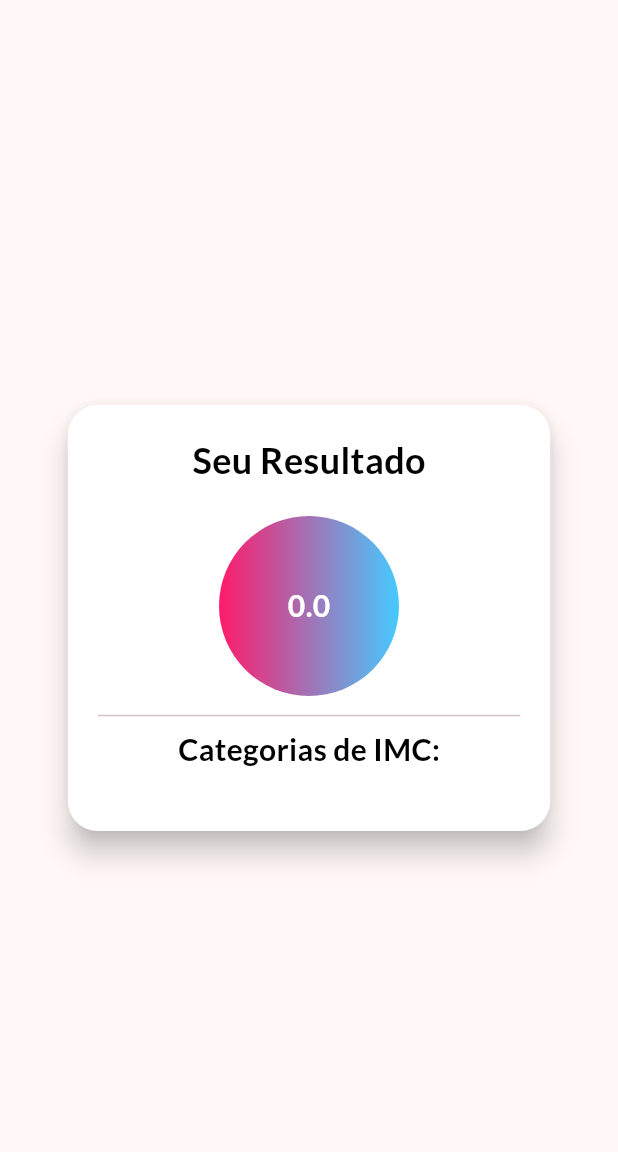
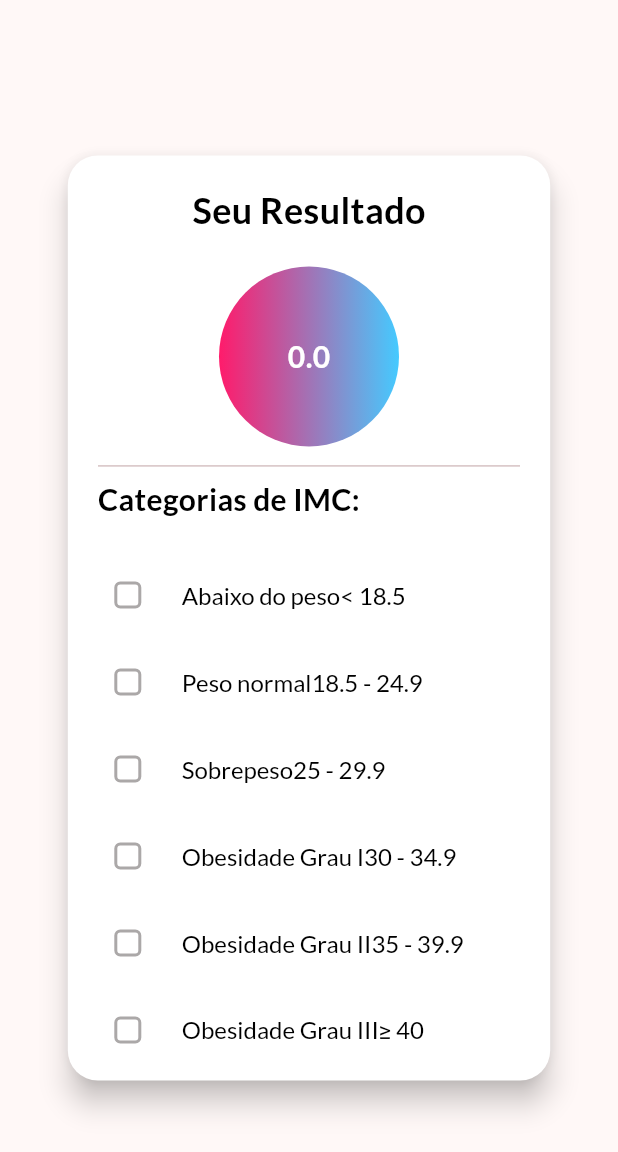
Before and after one commit to hpzynha/imc_smart, a Flutter app: the SmartCardResults widget shown alone on an empty page, opened directly, on a phone screen of 412 x 824 dp. Shown: the top 1152 px of the screen. Run offline on Flutter 3.47's test engine with Material 3 defaults, Android fonts, the phone set to English and light mode, and no system bars; our stand-ins replace google_fonts.

Commit message:
resolvendo o overflow

```diff
--- a/lib/presentation/pages/home_page.dart
+++ b/lib/presentation/pages/home_page.dart
@@ -44,7 +44,8 @@ class _HomePageState extends State<HomePage> {
             style: AppTextStyles.title),
       ),
       drawer: MainDrawer(),
-      body: Column(
+      body: SingleChildScrollView(
+        child: Column(
           children: [
             SmartCard(
               weightController: weightController,
@@ -58,6 +59,7 @@ class _HomePageState extends State<HomePage> {
               )
           ],
         ),
+      ),
     );
   }
 }
--- a/lib/presentation/widgets/imc_categories.dart
+++ b/lib/presentation/widgets/imc_categories.dart
@@ -16,7 +16,42 @@ class ImcCategories extends StatelessWidget {
         SizedBox(
           height: 20,
         ),
+        _buildCategoryItem('Abaixo do peso', '< 18.5'),
+        _buildCategoryItem('Peso normal', '18.5 - 24.9'),
+        _buildCategoryItem('Sobrepeso', '25 - 29.9'),
+        _buildCategoryItem('Obesidade Grau I', '30 - 34.9'),
+        _buildCategoryItem('Obesidade Grau II', '35 - 39.9'),
+        _buildCategoryItem('Obesidade Grau III', '≥ 40'),
       ],
     );
   }
 }
+
+Widget _buildCategoryItem(String category, String range) {
+  return Padding(
+    padding: EdgeInsets.symmetric(vertical: 5),
+    child: CheckboxListTile(
+      contentPadding: EdgeInsets.zero,
+      dense: true,
+      controlAffinity: ListTileControlAffinity.leading,
+      title: RichText(
+        text: TextSpan(style: AppTextStyles.body, children: [
+          TextSpan(
+            text: '$category',
+            style: AppTextStyles.body,
+          ),
+          TextSpan(
+            text: range,
+            style: AppTextStyles.body,
+          ),
+        ]),
+      ),
+      value: false,
+      onChanged: null,
+      activeColor: Colors.blue,
+      checkboxShape: RoundedRectangleBorder(
+        borderRadius: BorderRadius.circular(4),
+      ),
+    ),
+  );
+}
--- a/lib/presentation/widgets/smart_card.dart
+++ b/lib/presentation/widgets/smart_card.dart
@@ -89,8 +89,14 @@ class SmartCardResults extends StatelessWidget {
           ),
           child: Padding(
             padding: EdgeInsets.all(20),
+            child: ConstrainedBox(
+              constraints: BoxConstraints(
+                maxHeight: MediaQuery.of(context).size.height *
+                    0.7, // Changed from minHeight to maxHeight
+              ),
               child: SingleChildScrollView(
                 child: Column(
+                  mainAxisSize: MainAxisSize.min, // Add this line
                   crossAxisAlignment: CrossAxisAlignment.center,
                   children: [
                     Text(
@@ -128,6 +134,7 @@ class SmartCardResults extends StatelessWidget {
             ),
           ),
         ),
+      ),
     );
   }
 }
```
Lines whose indentation alone changed are shown as unchanged.
